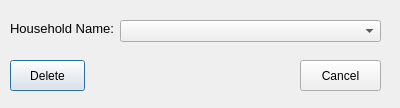
Old version of the form open-ihm/gui/designs/ui_household_delete.ui in the repository snim2mirror/openihm.
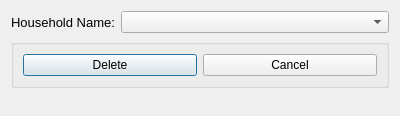
New version of the form.

Commit message: Added layout manager to most dialogs. One report and all tabbed dialogs still to go.

What changed in the file:
```diff
--- a/open-ihm/gui/designs/ui_household_delete.ui
+++ b/open-ihm/gui/designs/ui_household_delete.ui
@@ -7,34 +7,15 @@
     <x>0</x>
     <y>0</y>
     <width>400</width>
-    <height>108</height>
+    <height>116</height>
    </rect>
   </property>
   <property name="windowTitle">
    <string>Delete Household </string>
   </property>
-  <widget class="QPushButton" name="cmdDel">
-   <property name="geometry">
-    <rect>
-     <x>10</x>
-     <y>60</y>
-     <width>75</width>
-     <height>31</height>
-    </rect>
-   </property>
-   <property name="text">
-    <string>Delete</string>
-   </property>
-  </widget>
+  <layout class="QFormLayout" name="formLayout">
+   <item row="0" column="0">
   <widget class="QLabel" name="label">
-   <property name="geometry">
-    <rect>
-     <x>10</x>
-     <y>20</y>
-     <width>111</width>
-     <height>16</height>
-    </rect>
-   </property>
    <property name="font">
     <font>
      <pointsize>10</pointsize>
@@ -44,29 +25,34 @@
     <string>Household Name:</string>
    </property>
   </widget>
-  <widget class="QComboBox" name="cboHouseholdName">
-   <property name="geometry">
-    <rect>
-     <x>120</x>
-     <y>20</y>
-     <width>261</width>
-     <height>22</height>
-    </rect>
-   </property>
-  </widget>
+   </item>
+   <item row="0" column="1">
+    <widget class="QComboBox" name="cboHouseholdName"/>
+   </item>
+   <item row="1" column="0" colspan="2">
+    <widget class="QGroupBox" name="groupBox">
+     <property name="title">
+      <string/>
+     </property>
+     <layout class="QHBoxLayout" name="horizontalLayout">
+      <item>
+       <widget class="QPushButton" name="cmdDel">
+        <property name="text">
+         <string>Delete</string>
+        </property>
+       </widget>
+      </item>
+      <item>
   <widget class="QPushButton" name="cmdCancel">
-   <property name="geometry">
-    <rect>
-     <x>300</x>
-     <y>60</y>
-     <width>81</width>
-     <height>31</height>
-    </rect>
-   </property>
    <property name="text">
     <string>Cancel</string>
    </property>
   </widget>
+      </item>
+     </layout>
+    </widget>
+   </item>
+  </layout>
  </widget>
  <tabstops>
   <tabstop>cboHouseholdName</tabstop>
```
Lines whose indentation alone changed are shown as unchanged. The commit also changes 97 other files.
